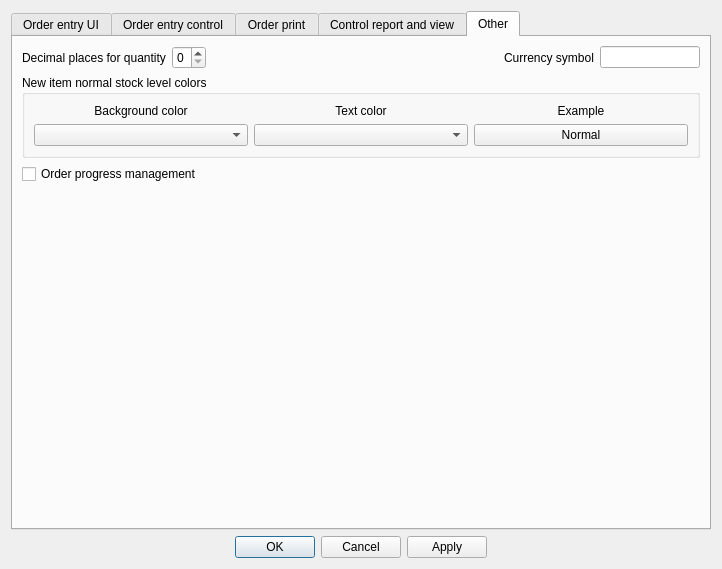
paolodestefani/pySagra3, file App/Ui/SettingsDialog.ui: the form before one commit.
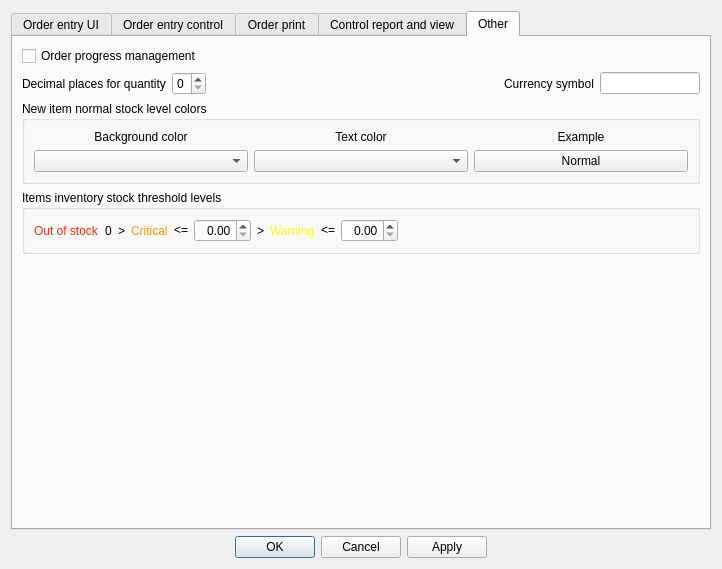
The form after the commit. The open tabs and pages were chosen to show the change. Custom widgets are drawn as their Qt base class.

Commit message: order progress and statistics

The edit to the form file:
```diff
--- a/App/Ui/SettingsDialog.ui
+++ b/App/Ui/SettingsDialog.ui
@@ -1485,6 +1485,13 @@
          <string>Other</string>
         </attribute>
         <layout class="QVBoxLayout" name="verticalLayout_21">
+         <item>
+          <widget class="QCheckBox" name="checkBoxOrderProgress">
+           <property name="text">
+            <string>Order progress management</string>
+           </property>
+          </widget>
+         </item>
          <item>
           <layout class="QGridLayout" name="gridLayout_7">
            <item row="0" column="3">
@@ -1620,10 +1627,205 @@
           </widget>
          </item>
          <item>
-          <widget class="QCheckBox" name="checkBoxOrderProgress">
+          <widget class="QGroupBox" name="groupBox_3">
+           <property name="title">
+            <string>Items inventory stock threshold levels</string>
+           </property>
+           <layout class="QVBoxLayout" name="verticalLayout_24">
+            <item>
+             <layout class="QHBoxLayout" name="horizontalLayout_13">
+              <item>
+               <widget class="QLabel" name="labelOutOfStock">
+                <property name="palette">
+                 <palette>
+                  <active>
+                   <colorrole role="WindowText">
+                    <brush brushstyle="SolidPattern">
+                     <color alpha="255">
+                      <red>255</red>
+                      <green>38</green>
+                      <blue>0</blue>
+                     </color>
+                    </brush>
+                   </colorrole>
+                  </active>
+                  <inactive>
+                   <colorrole role="WindowText">
+                    <brush brushstyle="SolidPattern">
+                     <color alpha="255">
+                      <red>255</red>
+                      <green>38</green>
+                      <blue>0</blue>
+                     </color>
+                    </brush>
+                   </colorrole>
+                  </inactive>
+                  <disabled/>
+                 </palette>
+                </property>
            <property name="text">
-            <string>Order progress management</string>
-           </property>
+                 <string>Out of stock</string>
+                </property>
+               </widget>
+              </item>
+              <item>
+               <widget class="QLabel" name="label_29">
+                <property name="text">
+                 <string>0</string>
+                </property>
+                <property name="alignment">
+                 <set>Qt::AlignmentFlag::AlignCenter</set>
+                </property>
+               </widget>
+              </item>
+              <item>
+               <widget class="QLabel" name="label_28">
+                <property name="text">
+                 <string>&gt;</string>
+                </property>
+               </widget>
+              </item>
+              <item>
+               <widget class="QLabel" name="labelCritical">
+                <property name="palette">
+                 <palette>
+                  <active>
+                   <colorrole role="WindowText">
+                    <brush brushstyle="SolidPattern">
+                     <color alpha="255">
+                      <red>255</red>
+                      <green>147</green>
+                      <blue>0</blue>
+                     </color>
+                    </brush>
+                   </colorrole>
+                  </active>
+                  <inactive>
+                   <colorrole role="WindowText">
+                    <brush brushstyle="SolidPattern">
+                     <color alpha="255">
+                      <red>255</red>
+                      <green>147</green>
+                      <blue>0</blue>
+                     </color>
+                    </brush>
+                   </colorrole>
+                  </inactive>
+                  <disabled/>
+                 </palette>
+                </property>
+                <property name="font">
+                 <font>
+                  <bold>false</bold>
+                 </font>
+                </property>
+                <property name="text">
+                 <string>Critical</string>
+                </property>
+               </widget>
+              </item>
+              <item>
+               <widget class="QLabel" name="label_33">
+                <property name="text">
+                 <string>&lt;=</string>
+                </property>
+               </widget>
+              </item>
+              <item>
+               <widget class="QDoubleSpinBox" name="spinBoxInventoryCriticalLevel">
+                <property name="sizePolicy">
+                 <sizepolicy hsizetype="Minimum" vsizetype="Fixed">
+                  <horstretch>0</horstretch>
+                  <verstretch>0</verstretch>
+                 </sizepolicy>
+                </property>
+                <property name="alignment">
+                 <set>Qt::AlignmentFlag::AlignRight|Qt::AlignmentFlag::AlignTrailing|Qt::AlignmentFlag::AlignVCenter</set>
+                </property>
+               </widget>
+              </item>
+              <item>
+               <widget class="QLabel" name="label_34">
+                <property name="text">
+                 <string>&gt;</string>
+                </property>
+               </widget>
+              </item>
+              <item>
+               <widget class="QLabel" name="labelWarning">
+                <property name="palette">
+                 <palette>
+                  <active>
+                   <colorrole role="WindowText">
+                    <brush brushstyle="SolidPattern">
+                     <color alpha="255">
+                      <red>255</red>
+                      <green>251</green>
+                      <blue>0</blue>
+                     </color>
+                    </brush>
+                   </colorrole>
+                  </active>
+                  <inactive>
+                   <colorrole role="WindowText">
+                    <brush brushstyle="SolidPattern">
+                     <color alpha="255">
+                      <red>255</red>
+                      <green>251</green>
+                      <blue>0</blue>
+                     </color>
+                    </brush>
+                   </colorrole>
+                  </inactive>
+                  <disabled/>
+                 </palette>
+                </property>
+                <property name="font">
+                 <font>
+                  <bold>false</bold>
+                 </font>
+                </property>
+                <property name="text">
+                 <string>Warning</string>
+                </property>
+               </widget>
+              </item>
+              <item>
+               <widget class="QLabel" name="label_35">
+                <property name="text">
+                 <string>&lt;=</string>
+                </property>
+               </widget>
+              </item>
+              <item>
+               <widget class="QDoubleSpinBox" name="spinBoxInventoryWarningLevel">
+                <property name="sizePolicy">
+                 <sizepolicy hsizetype="Minimum" vsizetype="Fixed">
+                  <horstretch>0</horstretch>
+                  <verstretch>0</verstretch>
+                 </sizepolicy>
+                </property>
+                <property name="alignment">
+                 <set>Qt::AlignmentFlag::AlignRight|Qt::AlignmentFlag::AlignTrailing|Qt::AlignmentFlag::AlignVCenter</set>
+                </property>
+               </widget>
+              </item>
+              <item>
+               <spacer name="horizontalSpacer_5">
+                <property name="orientation">
+                 <enum>Qt::Orientation::Horizontal</enum>
+                </property>
+                <property name="sizeHint" stdset="0">
+                 <size>
+                  <width>40</width>
+                  <height>20</height>
+                 </size>
+                </property>
+               </spacer>
+              </item>
+             </layout>
+            </item>
+           </layout>
           </widget>
          </item>
          <item>
@@ -1634,7 +1836,7 @@
            <property name="sizeHint" stdset="0">
             <size>
              <width>20</width>
-             <height>516</height>
+             <height>40</height>
             </size>
            </property>
           </spacer>
```
Left out of the diff: 151 changed lines with no effect on the pictures. Lines whose indentation alone changed are shown as unchanged. The commit also changes 120 other files.
